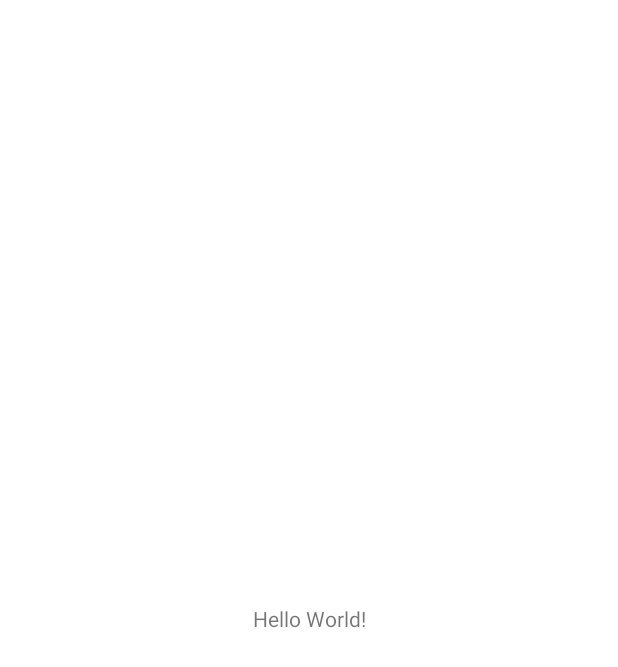
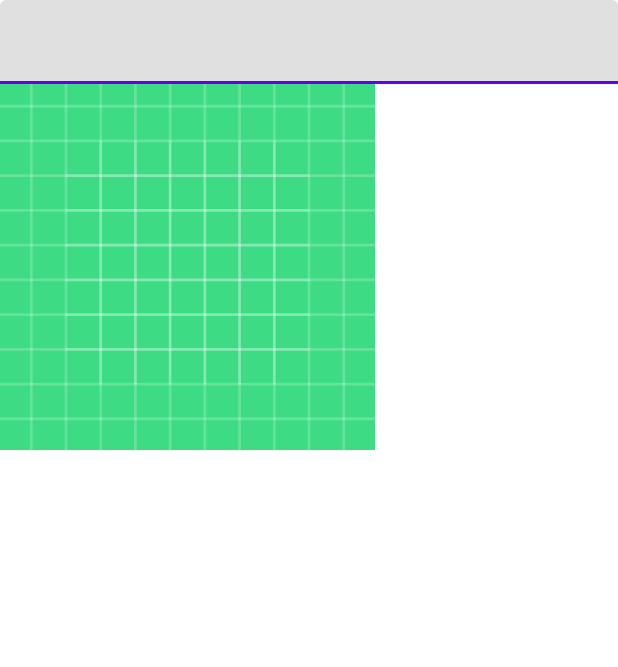
Before and after one commit to AlexNechaev1/Android-2-final-project, an Android app: the screen it shows after launch (MainActivity), on a phone screen of 412 x 824 dp. Before the commit the part shown is almost empty. Shown: the top 667 px of the screen. Run offline under Robolectric (Android 15) with nearby library versions, the phone set to English and light mode, and no system bars.

Commit message:
minor changes

```diff
--- a/app/src/main/java/com/example/android_2_final_project/MainActivity.java
+++ b/app/src/main/java/com/example/android_2_final_project/MainActivity.java
@@ -3,6 +3,8 @@ package com.example.android_2_final_project;
 import androidx.appcompat.app.AppCompatActivity;
 
 import android.os.Bundle;
+
+import com.example.android_2_final_project.fragments.LoginPageFragment;
 
 public class MainActivity extends AppCompatActivity {
 
@@ -10,5 +12,8 @@ public class MainActivity extends AppCompatActivity {
     protected void onCreate(Bundle savedInstanceState) {
         super.onCreate(savedInstanceState);
         setContentView(R.layout.activity_main);
+
+        getSupportFragmentManager().beginTransaction().add(R.id.root,new LoginPageFragment()).commit();
+
     }
 }
--- a/app/src/main/res/layout/activity_main.xml
+++ b/app/src/main/res/layout/activity_main.xml
@@ -4,15 +4,8 @@
     xmlns:tools="http://schemas.android.com/tools"
     android:layout_width="match_parent"
     android:layout_height="match_parent"
-    tools:context=".MainActivity">
+    tools:context=".MainActivity"
+    android:id="@+id/root">
 
-    <TextView
-        android:layout_width="wrap_content"
-        android:layout_height="wrap_content"
-        android:text="Hello World!"
-        app:layout_constraintBottom_toBottomOf="parent"
-        app:layout_constraintLeft_toLeftOf="parent"
-        app:layout_constraintRight_toRightOf="parent"
-        app:layout_constraintTop_toTopOf="parent" />
 
 </androidx.constraintlayout.widget.ConstraintLayout>
```
